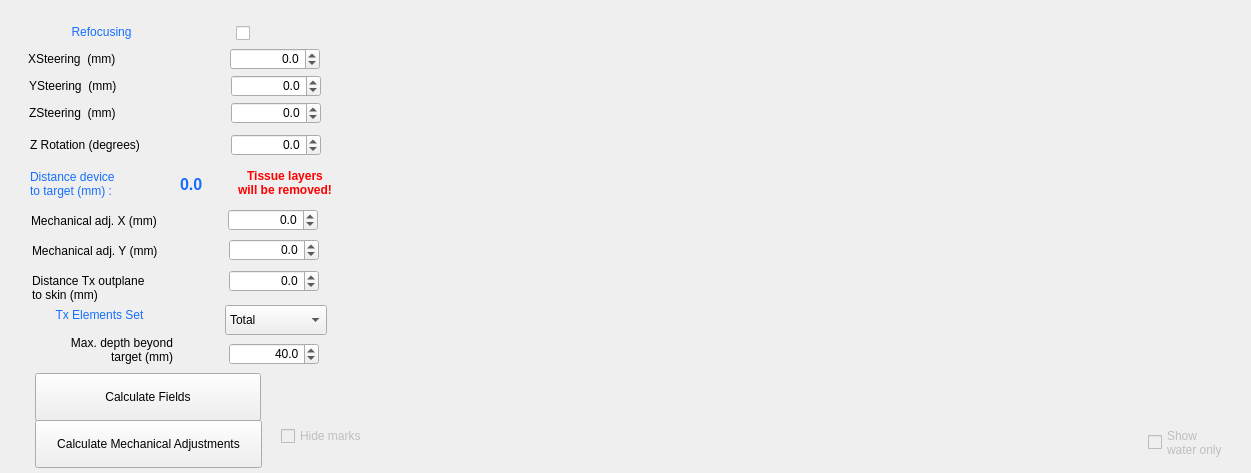
Qt form BabelBrain/Babel_REMOPD/form.ui (ProteusMRIgHIFU/BabelBrain) before a commit.
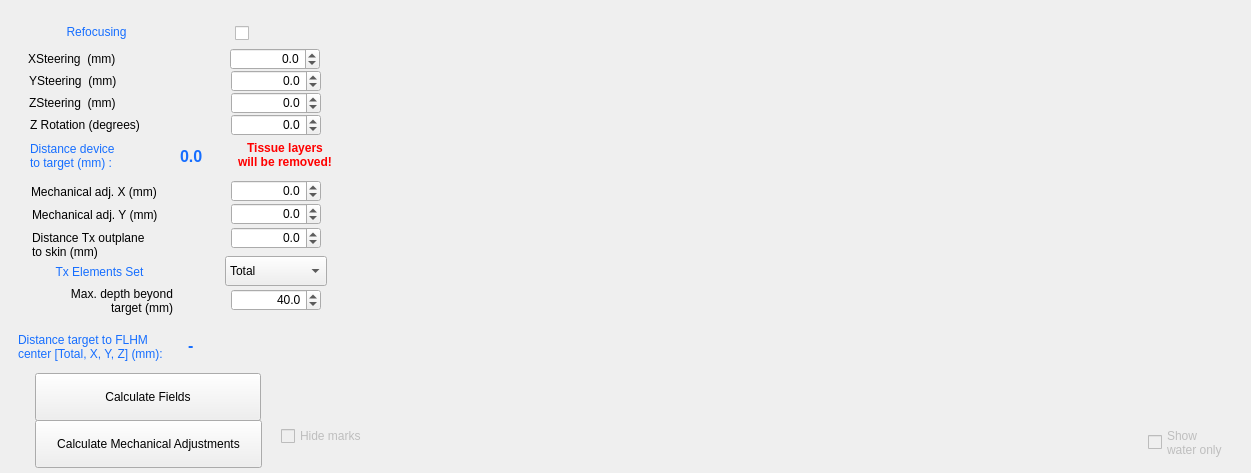
The same form after that commit.

Commit message:
Add Display in Step 2 to show distance of target to FLHM
plus some cleanup of UIs files

```diff
--- a/BabelBrain/Babel_REMOPD/form.ui
+++ b/BabelBrain/Babel_REMOPD/form.ui
@@ -20,7 +20,7 @@
    <property name="geometry">
     <rect>
      <x>31</x>
-     <y>211</y>
+     <y>182</y>
      <width>143</width>
      <height>20</height>
     </rect>
@@ -33,7 +33,7 @@
    <property name="geometry">
     <rect>
      <x>231</x>
-     <y>102</y>
+     <y>92</y>
      <width>90</width>
      <height>22</height>
     </rect>
@@ -61,7 +61,7 @@
    <property name="geometry">
     <rect>
      <x>29</x>
-     <y>103</y>
+     <y>93</y>
      <width>143</width>
      <height>20</height>
     </rect>
@@ -74,7 +74,7 @@
    <property name="geometry">
     <rect>
      <x>180</x>
-     <y>169</y>
+     <y>141</y>
      <width>76</width>
      <height>31</height>
     </rect>
@@ -99,7 +99,7 @@
    <property name="geometry">
     <rect>
      <x>30</x>
-     <y>168</y>
+     <y>140</y>
      <width>150</width>
      <height>31</height>
     </rect>
@@ -118,8 +118,8 @@
   <widget class="QDoubleSpinBox" name="XMechanicSpinBox">
    <property name="geometry">
     <rect>
-     <x>228</x>
-     <y>209</y>
+     <x>231</x>
+     <y>180</y>
      <width>90</width>
      <height>22</height>
     </rect>
@@ -147,7 +147,7 @@
    <property name="geometry">
     <rect>
      <x>32</x>
-     <y>241</y>
+     <y>205</y>
      <width>143</width>
      <height>20</height>
     </rect>
@@ -159,8 +159,8 @@
   <widget class="QDoubleSpinBox" name="YMechanicSpinBox">
    <property name="geometry">
     <rect>
-     <x>229</x>
-     <y>239</y>
+     <x>231</x>
+     <y>203</y>
      <width>90</width>
      <height>22</height>
     </rect>
@@ -198,7 +198,7 @@
    <property name="geometry">
     <rect>
      <x>32</x>
-     <y>272</y>
+     <y>229</y>
      <width>143</width>
      <height>31</height>
     </rect>
@@ -211,8 +211,8 @@
   <widget class="QDoubleSpinBox" name="SkinDistanceSpinBox">
    <property name="geometry">
     <rect>
-     <x>229</x>
-     <y>270</y>
+     <x>231</x>
+     <y>227</y>
      <width>90</width>
      <height>22</height>
     </rect>
@@ -239,7 +239,7 @@
   <widget class="QCheckBox" name="RefocusingcheckBox">
    <property name="geometry">
     <rect>
-     <x>223</x>
+     <x>222</x>
      <y>23</y>
      <width>27</width>
      <height>20</height>
@@ -260,7 +260,7 @@
   <widget class="QLabel" name="label_22">
    <property name="geometry">
     <rect>
-     <x>30</x>
+     <x>25</x>
      <y>22</y>
      <width>143</width>
      <height>20</height>
@@ -280,7 +280,7 @@
    <property name="geometry">
     <rect>
      <x>30</x>
-     <y>135</y>
+     <y>115</y>
      <width>143</width>
      <height>20</height>
     </rect>
@@ -293,7 +293,7 @@
    <property name="geometry">
     <rect>
      <x>231</x>
-     <y>134</y>
+     <y>114</y>
      <width>90</width>
      <height>22</height>
     </rect>
@@ -321,7 +321,7 @@
    <property name="geometry">
     <rect>
      <x>20</x>
-     <y>335</y>
+     <y>286</y>
      <width>153</width>
      <height>30</height>
     </rect>
@@ -337,8 +337,8 @@
   <widget class="QDoubleSpinBox" name="MaxDepthSpinBox">
    <property name="geometry">
     <rect>
-     <x>229</x>
-     <y>343</y>
+     <x>231</x>
+     <y>289</y>
      <width>90</width>
      <height>22</height>
     </rect>
@@ -409,7 +409,7 @@
    <property name="geometry">
     <rect>
      <x>28</x>
-     <y>305</y>
+     <y>262</y>
      <width>143</width>
      <height>20</height>
     </rect>
@@ -428,7 +428,7 @@
    <property name="geometry">
     <rect>
      <x>225</x>
-     <y>305</y>
+     <y>256</y>
      <width>102</width>
      <height>30</height>
     </rect>
@@ -453,7 +453,7 @@
    <property name="geometry">
     <rect>
      <x>231</x>
-     <y>75</y>
+     <y>70</y>
      <width>90</width>
      <height>22</height>
     </rect>
@@ -481,7 +481,7 @@
    <property name="geometry">
     <rect>
      <x>29</x>
-     <y>76</y>
+     <y>71</y>
      <width>143</width>
      <height>20</height>
     </rect>
@@ -535,7 +535,7 @@
    <property name="geometry">
     <rect>
      <x>233</x>
-     <y>168</y>
+     <y>140</y>
      <width>104</width>
      <height>30</height>
     </rect>
@@ -594,6 +594,51 @@
     <string>Calculate Mechanical Adjustments</string>
    </property>
   </widget>
+  <widget class="QLabel" name="label_29">
+   <property name="geometry">
+    <rect>
+     <x>18</x>
+     <y>323</y>
+     <width>164</width>
+     <height>47</height>
+    </rect>
+   </property>
+   <property name="styleSheet">
+    <string notr="true">color:rgb(22, 110, 255)</string>
+   </property>
+   <property name="text">
+    <string>Distance target to FLHM
+center [Total, X, Y, Z] (mm):</string>
+   </property>
+   <property name="indent">
+    <number>0</number>
+   </property>
+  </widget>
+  <widget class="QLabel" name="DistanceTargetLabel">
+   <property name="geometry">
+    <rect>
+     <x>188</x>
+     <y>330</y>
+     <width>135</width>
+     <height>31</height>
+    </rect>
+   </property>
+   <property name="font">
+    <font>
+     <pointsize>12</pointsize>
+     <bold>true</bold>
+    </font>
+   </property>
+   <property name="styleSheet">
+    <string notr="true">color:rgb(22, 110, 255)</string>
+   </property>
+   <property name="text">
+    <string>-</string>
+   </property>
+   <property name="textInteractionFlags">
+    <set>Qt::LinksAccessibleByMouse|Qt::TextSelectableByMouse</set>
+   </property>
+  </widget>
  </widget>
  <tabstops>
   <tabstop>XSteeringSpinBox</tabstop>
```
The commit also changes 14 other files.
